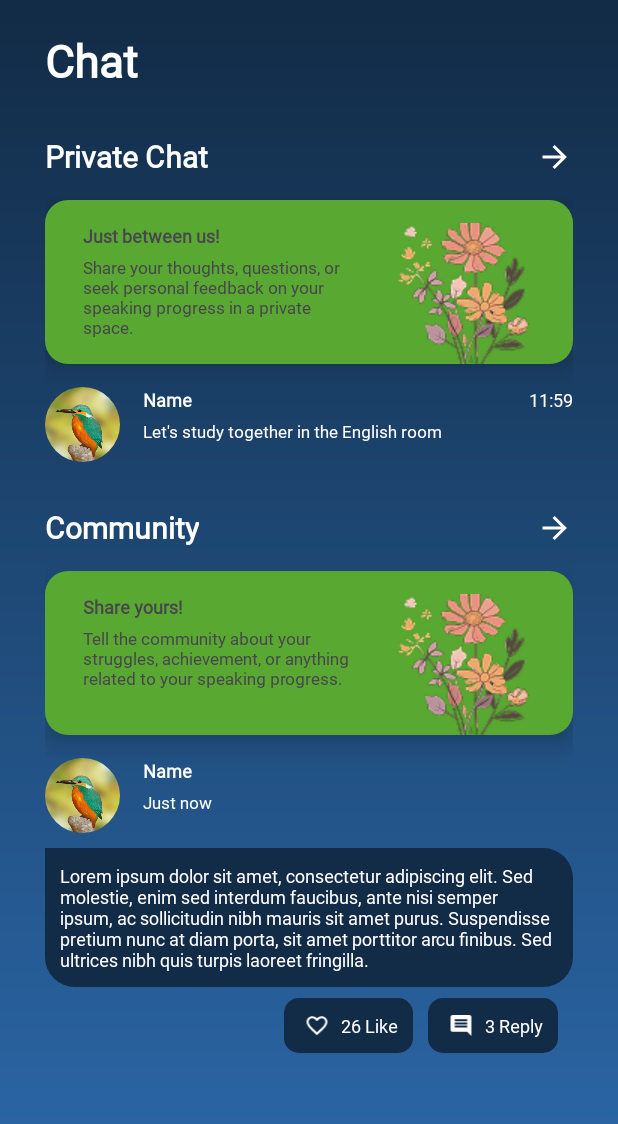
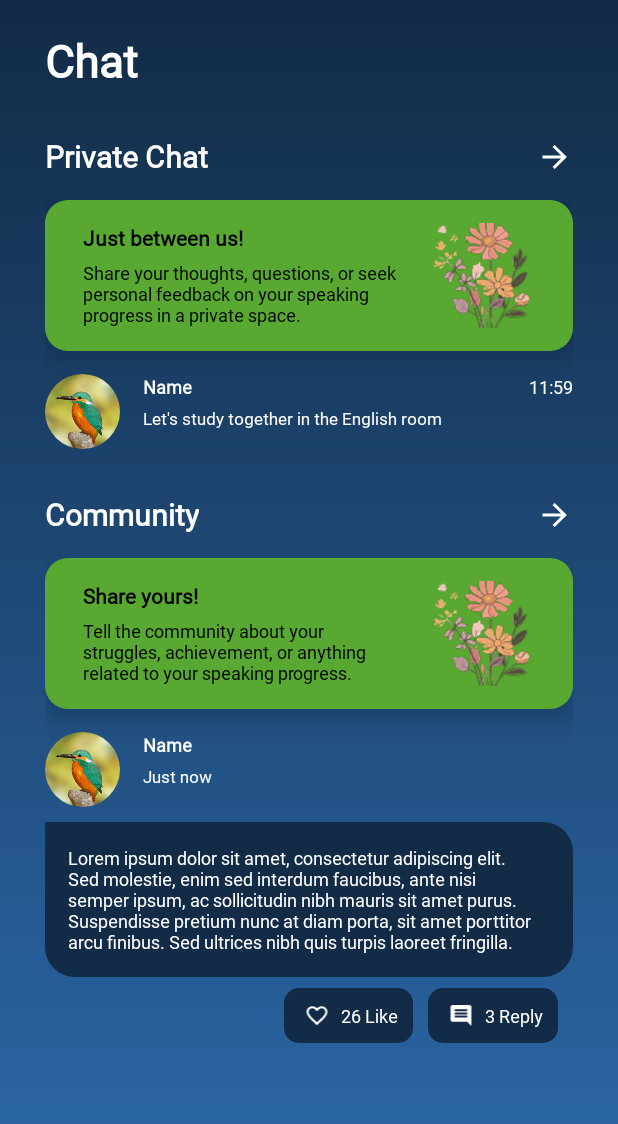
Before and after one commit to thoriqmu/SPARK, an Android app: the fragment ChatFragment shown on its own in the app's theme, on a phone screen of 412 x 824 dp. Shown: the top 1124 px of the screen. Run offline under Robolectric (Android 15) with nearby library versions, the phone set to English and light mode, and no system bars.

Commit message:
Refactor Home and Chat layouts

```diff
--- a/app/src/main/res/layout/fragment_chat.xml
+++ b/app/src/main/res/layout/fragment_chat.xml
@@ -63,6 +63,7 @@
         android:elevation="10dp"
         android:paddingStart="25dp"
         android:paddingTop="15dp"
+        android:paddingBottom="15dp"
         android:paddingEnd="25dp"
         app:layout_constraintTop_toBottomOf="@+id/layout_private_chat"
         tools:layout_editor_absoluteX="30dp">
@@ -72,8 +73,9 @@
             android:layout_width="wrap_content"
             android:layout_height="wrap_content"
             android:text="Just between us!"
-            android:textSize="12sp"
+            android:textSize="14sp"
             android:textStyle="bold"
+            android:textColor="@color/black"
             app:layout_constraintStart_toStartOf="parent"
             app:layout_constraintTop_toTopOf="parent" />
 
@@ -84,15 +86,16 @@
             android:layout_marginTop="5dp"
             android:layout_marginEnd="20dp"
             android:text="Share your thoughts, questions, or seek personal feedback on your speaking progress in a private space."
-            android:textSize="11sp"
+            android:textSize="12sp"
+            android:textColor="@color/black"
             app:layout_constraintEnd_toStartOf="@+id/iv_flower_chat"
             app:layout_constraintStart_toStartOf="parent"
             app:layout_constraintTop_toBottomOf="@+id/tv_private_chat_top" />
 
         <ImageView
             android:id="@+id/iv_flower_chat"
-            android:layout_width="wrap_content"
-            android:layout_height="wrap_content"
+            android:layout_width="70dp"
+            android:layout_height="70dp"
             android:src="@drawable/flower"
             app:layout_constraintBottom_toBottomOf="parent"
             app:layout_constraintEnd_toEndOf="parent"
@@ -131,7 +134,7 @@
             app:layout_constraintTop_toTopOf="parent" />
 
         <TextView
-            android:id="@id/recent_chat_text"
+            android:id="@+id/recent_chat_text"
             android:layout_width="0dp"
             android:layout_height="wrap_content"
             android:text="Let's study together in the English room"
@@ -196,6 +199,7 @@
         android:elevation="10dp"
         android:paddingStart="25dp"
         android:paddingTop="15dp"
+        android:paddingBottom="15dp"
         android:paddingEnd="25dp"
         app:layout_constraintTop_toBottomOf="@+id/layout_community">
 
@@ -204,8 +208,9 @@
             android:layout_width="wrap_content"
             android:layout_height="wrap_content"
             android:text="Share yours!"
-            android:textSize="12sp"
+            android:textSize="14sp"
             android:textStyle="bold"
+            android:textColor="@color/black"
             app:layout_constraintStart_toStartOf="parent"
             app:layout_constraintTop_toTopOf="parent" />
 
@@ -216,15 +221,16 @@
             android:layout_marginTop="5dp"
             android:layout_marginEnd="20dp"
             android:text="Tell the community about your struggles, achievement, or anything related to your speaking progress."
-            android:textSize="11sp"
+            android:textColor="@color/black"
+            android:textSize="12sp"
             app:layout_constraintEnd_toStartOf="@+id/iv_flower_community"
             app:layout_constraintStart_toStartOf="parent"
             app:layout_constraintTop_toBottomOf="@+id/tv_community_top" />
 
         <ImageView
             android:id="@+id/iv_flower_community"
-            android:layout_width="wrap_content"
-            android:layout_height="wrap_content"
+            android:layout_width="70dp"
+            android:layout_height="70dp"
             android:src="@drawable/flower"
             app:layout_constraintBottom_toBottomOf="parent"
             app:layout_constraintEnd_toEndOf="parent"
@@ -262,7 +268,7 @@
             app:layout_constraintTop_toTopOf="parent" />
 
         <TextView
-            android:id="@id/recent_community_time"
+            android:id="@+id/recent_community_time"
             android:layout_width="0dp"
             android:layout_height="wrap_content"
             android:text="Just now"
@@ -278,7 +284,7 @@
             android:layout_width="0dp"
             android:layout_height="wrap_content"
             android:background="@drawable/chat_bubble"
-            android:padding="10dp"
+            android:padding="15dp"
             android:text="Lorem ipsum dolor sit amet, consectetur adipiscing elit. Sed molestie, enim sed interdum faucibus, ante nisi semper ipsum, ac sollicitudin nibh mauris sit amet purus. Suspendisse pretium nunc at diam porta, sit amet porttitor arcu finibus. Sed ultrices nibh quis turpis laoreet fringilla."
             android:textColor="@color/white"
             android:textSize="12sp"
@@ -306,8 +312,7 @@
                 android:layout_width="match_parent"
                 android:layout_height="match_parent"
                 android:layout_marginEnd="4dp"
-                android:src="@drawable/ic_favorite_outline_24"
-                android:tint="@color/white" />
+                android:src="@drawable/ic_favorite_outline_24" />
 
             <TextView
                 android:id="@+id/tv_like_count"
@@ -339,8 +344,7 @@
                 android:layout_width="match_parent"
                 android:layout_height="match_parent"
                 android:layout_marginEnd="4dp"
-                android:src="@drawable/ic_reply_24"
-                android:tint="@color/white" />
+                android:src="@drawable/ic_reply_24" />
 
             <TextView
                 android:id="@+id/tv_reply_count"
--- a/app/src/main/res/layout/fragment_home.xml
+++ b/app/src/main/res/layout/fragment_home.xml
@@ -25,11 +25,12 @@
             app:layout_constraintStart_toStartOf="parent"
             app:layout_constraintTop_toTopOf="@+id/iv_user_photo" />
 
-        <ImageView
+        <com.google.android.material.imageview.ShapeableImageView
             android:id="@+id/iv_user_photo"
             android:layout_width="60dp"
             android:layout_height="60dp"
-            android:src="@mipmap/ic_launcher"
+            android:src="@drawable/sample"
+            app:shapeAppearanceOverlay="@style/image_rounded"
             app:layout_constraintEnd_toEndOf="parent"
             app:layout_constraintTop_toTopOf="parent" />
 
```
